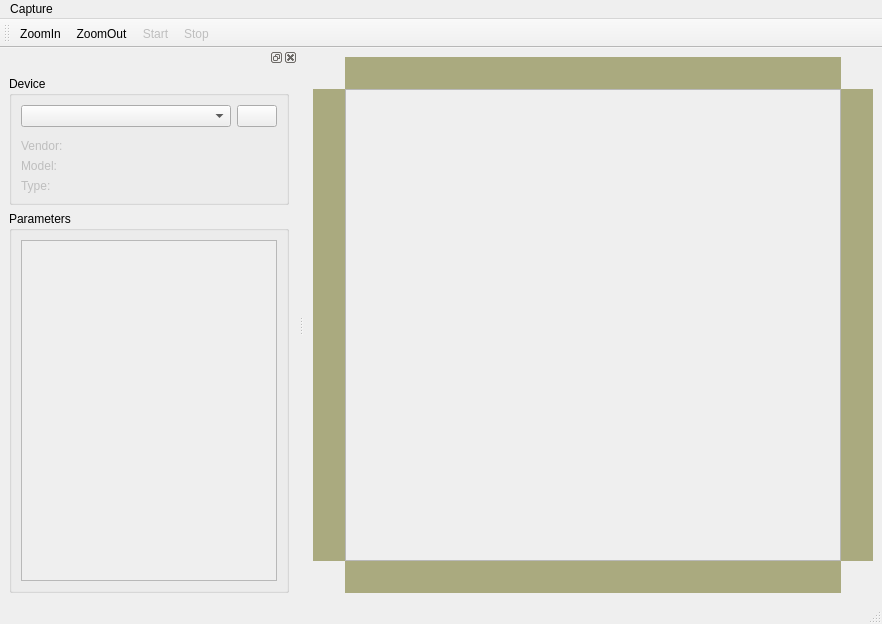
Above: gui/mainwindow.ui from Corosan/sane-wrapper before the change. Below: the same form after it.
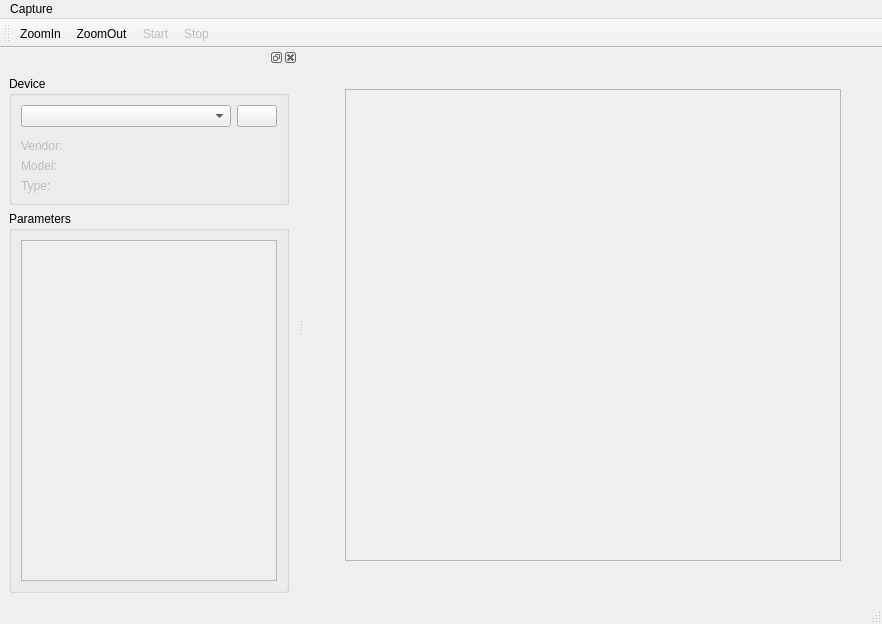
That is the form after the change. Custom widgets are drawn as their Qt base class.

Commit message: implemented 4 rullers around the main surface

The edit to the form file:
```diff
--- a/gui/mainwindow.ui
+++ b/gui/mainwindow.ui
@@ -19,29 +19,12 @@
      <number>0</number>
     </property>
     <item row="0" column="1">
-     <widget class="QWidget" name="widget_2" native="true">
+     <widget class="Ruller" name="ruller_top" native="true">
       <property name="minimumSize">
        <size>
         <width>0</width>
         <height>32</height>
        </size>
-      </property>
-      <property name="styleSheet">
-       <string notr="true">background-color: rgb(170, 170, 127);
-</string>
-      </property>
-     </widget>
-    </item>
-    <item row="1" column="0">
-     <widget class="QWidget" name="widget" native="true">
-      <property name="minimumSize">
-       <size>
-        <width>32</width>
-        <height>0</height>
-       </size>
-      </property>
-      <property name="styleSheet">
-       <string notr="true">background-color: rgb(170, 170, 127);</string>
       </property>
      </widget>
     </item>
@@ -72,28 +55,32 @@
      </widget>
     </item>
     <item row="1" column="2">
-     <widget class="QWidget" name="widget_3" native="true">
+     <widget class="Ruller" name="ruller_right" native="true">
       <property name="minimumSize">
        <size>
         <width>32</width>
         <height>0</height>
        </size>
       </property>
-      <property name="styleSheet">
-       <string notr="true">background-color: rgb(170, 170, 127);</string>
-      </property>
      </widget>
     </item>
     <item row="2" column="1">
-     <widget class="QWidget" name="widget_4" native="true">
+     <widget class="Ruller" name="ruller_bottom" native="true">
       <property name="minimumSize">
        <size>
         <width>0</width>
         <height>32</height>
        </size>
       </property>
-      <property name="styleSheet">
-       <string notr="true">background-color: rgb(170, 170, 127);</string>
+     </widget>
+    </item>
+    <item row="1" column="0">
+     <widget class="Ruller" name="ruller_left" native="true">
+      <property name="minimumSize">
+       <size>
+        <width>32</width>
+        <height>0</height>
+       </size>
       </property>
      </widget>
     </item>
@@ -276,6 +263,12 @@
    <header>drawingsurface.h</header>
    <container>1</container>
   </customwidget>
+  <customwidget>
+   <class>Ruller</class>
+   <extends>QWidget</extends>
+   <header>ruller.h</header>
+   <container>1</container>
+  </customwidget>
  </customwidgets>
  <resources/>
  <connections/>
```
Left out of the diff: 23 changed lines with no effect on the pictures. The commit also changes 10 other files.
